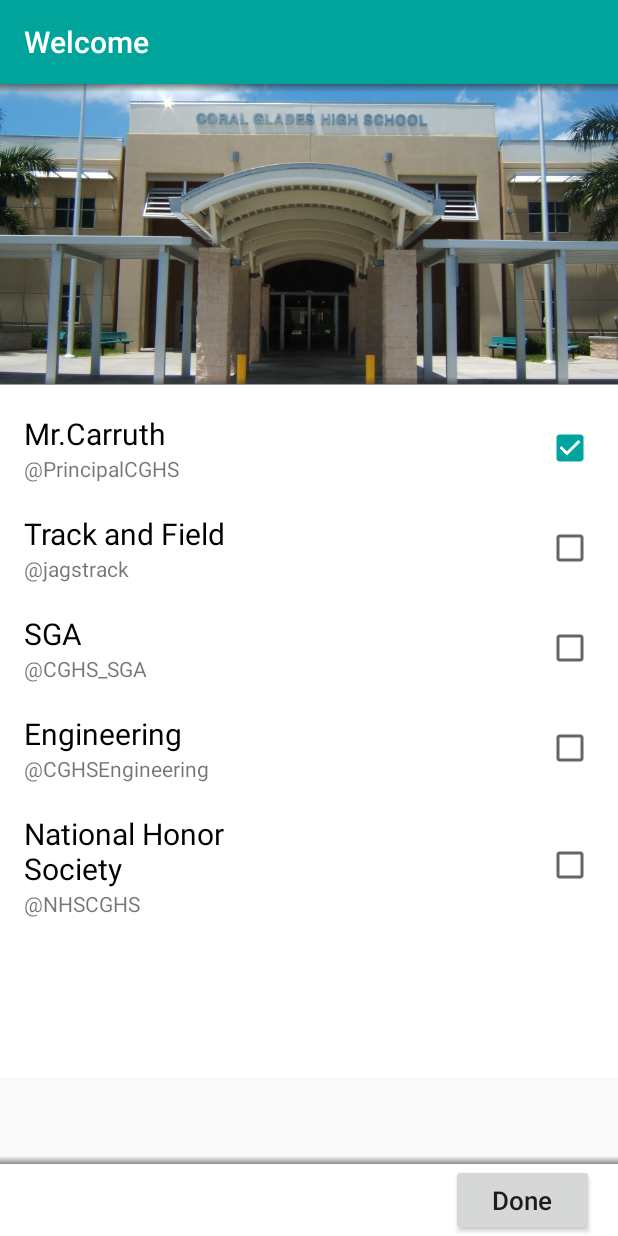
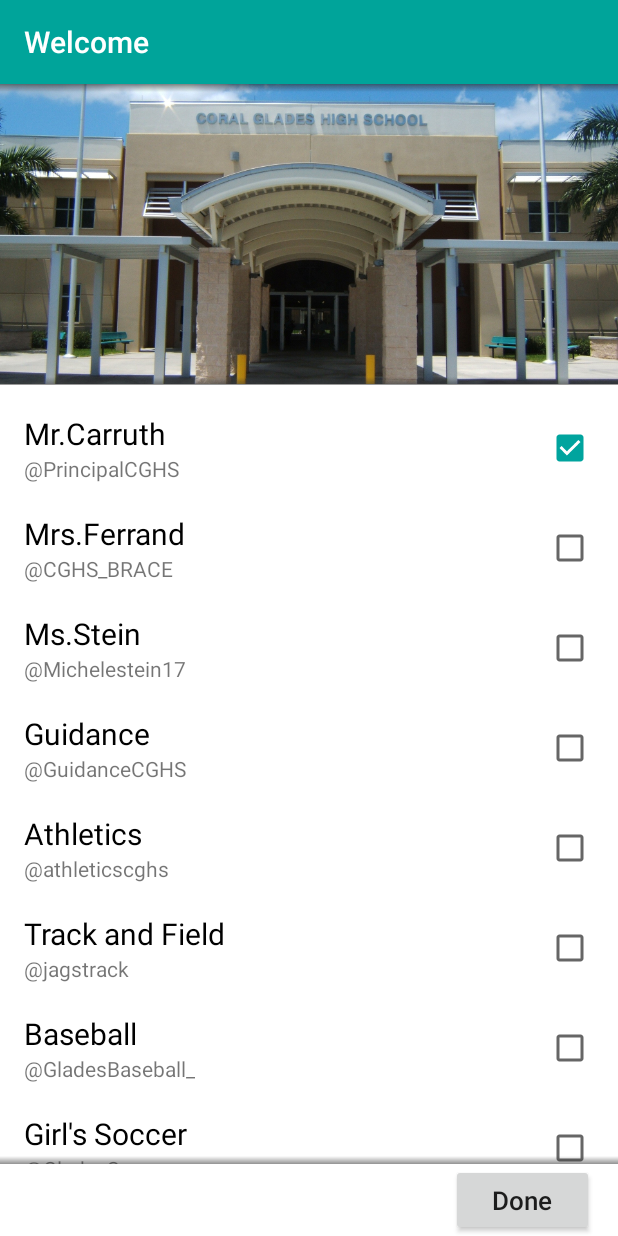
Before and after one commit to brianhans/CoralGlades, an Android app: the screen it shows after launch (UserSelect), on a phone screen of 412 x 824 dp. Run offline under Robolectric (Android 15) with nearby library versions, the light colour scheme and no system bars; libraries missing offline, so code that uses them is left out: jp.wasabeef.recyclerview.

Commit message:
Links now work

```diff
--- a/app/src/main/java/com/brianhans/coralglades/fragments/Home.java
+++ b/app/src/main/java/com/brianhans/coralglades/fragments/Home.java
@@ -159,6 +159,7 @@
                     return null;
                 }
                 for (String user : users) {
+                    Log.d("user", user);
                     List<twitter4j.Status> tweets = twitter.getUserTimeline(user);
                     tweetList.add(tweets);
                 }
--- a/app/src/main/res/layout/settings_pref.xml
+++ b/app/src/main/res/layout/settings_pref.xml
@@ -9,11 +9,6 @@
 
         <CheckBoxPreference
             android:defaultValue="true"
-            android:key="bannerless"
-            android:title="Show Banner" />
-
-        <CheckBoxPreference
-            android:defaultValue="true"
             android:key="nopictures"
             android:title="Display Pictures" />
 
--- a/app/src/main/res/values/strings.xml
+++ b/app/src/main/res/values/strings.xml
@@ -58,18 +58,84 @@
 
     <string-array name="name">
         <item>Mr.Carruth</item>
+        <item>Mrs.Ferrand</item>
+        <item>Ms.Stein</item>
+        <item>Guidance</item>
+        <item>Athletics</item>
         <item>Track and Field</item>
+        <item>Baseball</item>
+        <item>Girl\'s Soccer</item>
+        <item>Boy\'s Basketball</item>
+        <item>Football</item>
+        <item>Girl\'s Volleyball</item>
+        <item>Class of 2016</item>
+        <item>Class of 2017</item>
+        <item>Class of 2018</item>
+        <item>Coral Glades Imprint</item>
+        <item>DECA</item>
+        <item>HOSA</item>
         <item>SGA</item>
-        <item>Engineering</item>
+        <item>Music Association</item>
+        <item>Color Guard</item>
+        <item>Jaguar Singers</item>
+        <item>Peer Pals</item>
+        <item>CGHS Spanish Club</item>
+        <item>Spirit Club</item>
+        <item>Health and Fitness</item>
         <item>National Honor Society</item>
+        <item>Key Club</item>
+        <item>Drama</item>
+        <item>Student Involvement Committee</item>
+        <item>Ultimate Nerd Coalition</item>
+        <item>WJAGTV</item>
+        <item>The Prowl</item>
+        <item>Mr.McCabe</item>
+        <item>Mr.Goldfinger</item>
+        <item>Ms.Monroe</item>
+        <item>Mrs.Schoen</item>
+        <item>Ms.Furst</item>
+        <item>Mrs.Plass</item>
     </string-array>
 
     <string-array name="username">
         <item>principalCGHS</item>
+        <item>CGHS_BRACE</item>
+        <item>Michelestein17</item>
+        <item>GuidanceCGHS</item>
+        <item>athleticscghs</item>
         <item>jagstrack</item>
-        <item>CGHS_SGA</item>
-        <item>CGHSEngineering</item>
+        <item>GladesBaseball_</item>
+        <item>GladesSoccer</item>
+        <item>CGHSbasketball</item>
+        <item>footballcghs</item>
+        <item>CghsVball</item>
+        <item>coralglades2016</item>
+        <item>Cghsco17</item>
+        <item>cghs2018</item>
+        <item>CGimprint</item>
+        <item>cghsdeca</item>
+        <item>CGHS_HOSA</item>
+        <item>CoralGladesSGA</item>
+        <item>cghsMA</item>
+        <item>GladesGuard</item>
+        <item>CGHS_SINGERS</item>
+        <item>cghspeerpalz</item>
+        <item>CghsSpanish</item>
+        <item>CghsSpirit</item>
+        <item>CghsHealthAF</item>
         <item>NHSCGHS</item>
+        <item>GladesKeyClub</item>
+        <item>GladesDrama</item>
+        <item>CghsSic</item>
+        <item>CoralGladesUNC</item>
+        <item>WJAGTV</item>
+        <item>CGHSTheProwl</item>
+        <item>mccabealgebra</item>
+        <item>DrewGoldfinger</item>
+        <item>msmoore_reading</item>
+        <item>tammy_schoen</item>
+        <item>sfurstt</item>
+        <item>LPlass</item>
     </string-array>
 
 
```
Also changed, not shown: app/src/main/java/com/brianhans/coralglades/MainActivityOLD.java (deleted, +0 -266 lines).
